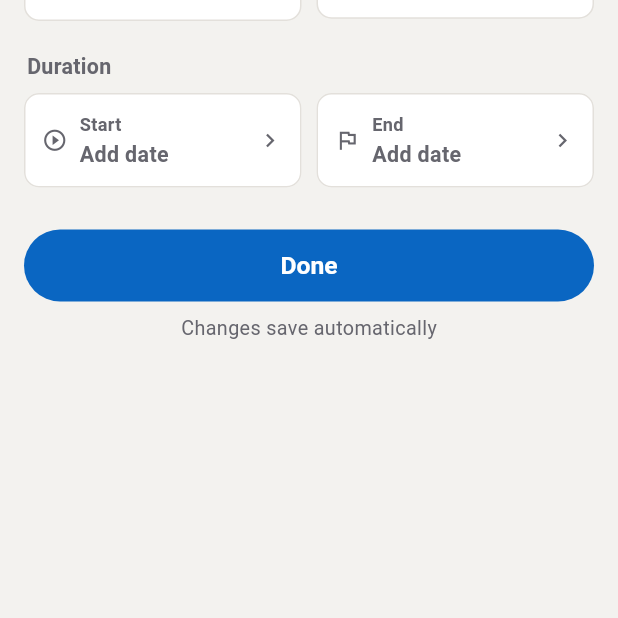
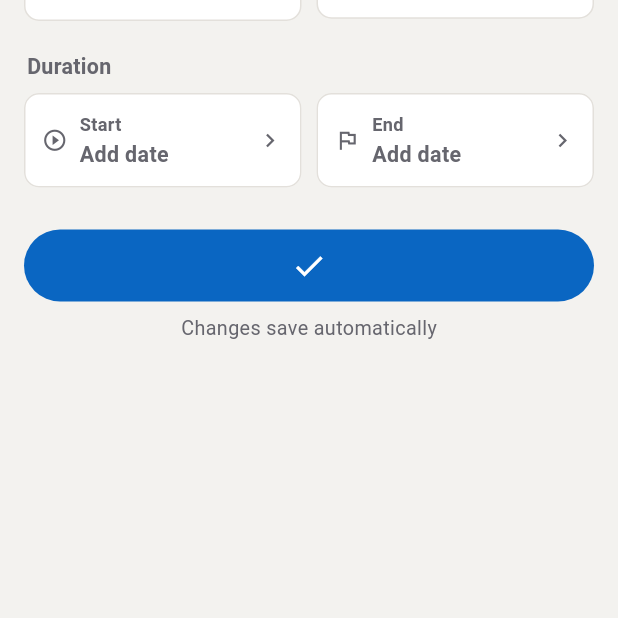
Before and after one commit to danilabogomolov1983/net_kidd_habitizer2, a Flutter app: the screen it shows after launch, after a tap on the "add" icon, on a phone screen of 412 x 824 dp, the part 618-1236 px from its top. Run offline on Flutter 3.47's test engine with Material 3 defaults, Android fonts, the phone set to English and light mode, and no system bars; our stand-ins replace equatable, flutter_riverpod, sqflite, sqflite_common_ffi, sqflite_common_ffi_web; accounts and stored records are empty.

Commit message:
feat: LinkedIn-style UI redesign with dark mode, feed filters, insights dashboard and icon-only actions

```diff
--- a/lib/features/habit/presentation/pages/habit_parameter_detail_page.dart
+++ b/lib/features/habit/presentation/pages/habit_parameter_detail_page.dart
@@ -339,9 +339,15 @@ class _DetailState extends ConsumerState<HabitParameterDetailPage> {
             ],
 
             const SizedBox(height: 28),
-            FilledButton(
-              onPressed: () => Navigator.pop(context),
-              child: const Text('Done'),
+            Tooltip(
+              message: 'Done',
+              child: FilledButton(
+                onPressed: () => Navigator.pop(context),
+                style: FilledButton.styleFrom(
+                  minimumSize: const Size(64, 48),
+                ),
+                child: const Icon(Icons.check, size: 24),
+              ),
             ),
             const SizedBox(height: 8),
             Center(
--- a/lib/features/habit/presentation/pages/habit_parameter_list_page.dart
+++ b/lib/features/habit/presentation/pages/habit_parameter_list_page.dart
@@ -25,9 +25,15 @@ final class HabitParameterListPage extends ConsumerWidget {
     final query = ref.watch(searchQueryProvider);
     final filter = ref.watch(habitFeedFilterProvider);
 
-    return Column(
+    return Scaffold(
+      backgroundColor: Colors.transparent,
+      body: Column(
         children: [
-        _FeedHeader(query: query, onQueryChanged: (v) => ref.read(searchQueryProvider.notifier).state = v),
+          _FeedHeader(
+            query: query,
+            onQueryChanged: (v) =>
+                ref.read(searchQueryProvider.notifier).state = v,
+          ),
           Expanded(
             child: async.when(
               loading: () => const Center(child: CircularProgressIndicator()),
@@ -35,9 +41,10 @@ final class HabitParameterListPage extends ConsumerWidget {
                 icon: Icons.cloud_off_outlined,
                 title: 'Couldn\'t load your habits',
                 subtitle: '$err',
-              action: FilledButton(
+                action: IconButton.filled(
                   onPressed: notifier.load,
-                child: const Text('Try again'),
+                  tooltip: 'Try again',
+                  icon: const Icon(Icons.refresh),
                 ),
               ),
               data: (list) {
@@ -47,9 +54,11 @@ final class HabitParameterListPage extends ConsumerWidget {
 
                 final filtered = list
                     .where(filter.accepts)
-                  .where((h) => h.description
-                      .toLowerCase()
-                      .contains(query.trim().toLowerCase()))
+                    .where(
+                      (h) => h.description.toLowerCase().contains(
+                        query.trim().toLowerCase(),
+                      ),
+                    )
                     .toList();
 
                 return Column(
@@ -67,20 +76,28 @@ final class HabitParameterListPage extends ConsumerWidget {
                               title: 'No matches',
                               subtitle:
                                   'Nothing fits this filter${query.trim().isEmpty ? '' : ' and search'}. Try a different combination.',
-                            action: OutlinedButton(
+                              action: IconButton.outlined(
                                 onPressed: () {
-                                ref.read(searchQueryProvider.notifier).state = '';
+                                  ref.read(searchQueryProvider.notifier).state =
+                                      '';
                                   ref
                                       .read(habitFeedFilterProvider.notifier)
-                                    .state = HabitFeedFilter.all;
+                                      .state = HabitFeedFilter
+                                      .all;
                                 },
-                              child: const Text('Clear filters'),
+                                tooltip: 'Clear filters',
+                                icon: const Icon(Icons.filter_alt_off),
                               ),
                             )
                           : RefreshIndicator(
                               onRefresh: () async => notifier.load(),
                               child: ListView.separated(
-                              padding: const EdgeInsets.fromLTRB(12, 10, 12, 12),
+                                padding: const EdgeInsets.fromLTRB(
+                                  12,
+                                  10,
+                                  12,
+                                  96,
+                                ),
                                 itemCount: filtered.length,
                                 separatorBuilder: (_, _) =>
                                     const SizedBox(height: 8),
@@ -89,7 +106,8 @@ final class HabitParameterListPage extends ConsumerWidget {
                                   return HabitParameterCard(
                                     param: p,
                                     onTap: () => _pushDetail(context, param: p),
-                                  onEdit: () => _pushDetail(context, param: p),
+                                    onEdit: () =>
+                                        _pushDetail(context, param: p),
                                     onDelete: () => notifier.delete(p.id),
                                   );
                                 },
@@ -102,14 +120,21 @@ final class HabitParameterListPage extends ConsumerWidget {
             ),
           ),
         ],
+      ),
+      // Primary creation action — floats over the shell's bottom bar,
+      // right-aligned (Material's standard FAB position).
+      floatingActionButtonLocation: FloatingActionButtonLocation.endFloat,
+      floatingActionButton: FloatingActionButton(
+        onPressed: () => _pushDetail(context),
+        tooltip: 'New habit',
+        child: const Icon(Icons.add, size: 26),
+      ),
     );
   }
 
   void _pushDetail(BuildContext context, {HabitParameter? param}) {
     Navigator.of(context).push(
-      MaterialPageRoute(
-        builder: (_) => HabitParameterDetailPage(param: param),
-      ),
+      MaterialPageRoute(builder: (_) => HabitParameterDetailPage(param: param)),
     );
   }
 }
@@ -155,10 +180,12 @@ final class _FeedHeader extends StatelessWidget {
                   isDense: true,
                   filled: true,
                   fillColor: palette.searchFill,
-                  prefixIcon: Icon(Icons.search,
-                      size: 20, color: palette.mutedText),
-                  prefixIconConstraints:
-                      const BoxConstraints(minWidth: 40),
+                  prefixIcon: Icon(
+                    Icons.search,
+                    size: 20,
+                    color: palette.mutedText,
+                  ),
+                  prefixIconConstraints: const BoxConstraints(minWidth: 40),
                   suffixIcon: query.isEmpty
                       ? null
                       : IconButton(
@@ -167,8 +194,7 @@ final class _FeedHeader extends StatelessWidget {
                           tooltip: 'Clear search',
                           onPressed: () => onQueryChanged(''),
                         ),
-                  suffixIconConstraints:
-                      const BoxConstraints(minWidth: 36),
+                  suffixIconConstraints: const BoxConstraints(minWidth: 36),
                   contentPadding: const EdgeInsets.symmetric(vertical: 10),
                   border: OutlineInputBorder(
                     borderRadius: BorderRadius.circular(24),
@@ -281,8 +307,10 @@ final class _FilterPill extends StatelessWidget {
               if (count > 0) ...[
                 const SizedBox(width: 5),
                 Container(
-                  padding:
-                      const EdgeInsets.symmetric(horizontal: 6, vertical: 1),
+                  padding: const EdgeInsets.symmetric(
+                    horizontal: 6,
+                    vertical: 1,
+                  ),
                   decoration: BoxDecoration(
                     color: selected
                         ? scheme.onPrimary.withValues(alpha: 0.22)
@@ -319,7 +347,7 @@ final class _FeedEmpty extends StatelessWidget {
     final scheme = Theme.of(context).colorScheme;
 
     return ListView(
-      padding: const EdgeInsets.fromLTRB(12, 10, 12, 12),
+      padding: const EdgeInsets.fromLTRB(12, 10, 12, 96),
       children: [
         // LinkedIn-style "start a post" card.
         Container(
@@ -338,16 +366,18 @@ final class _FeedEmpty extends StatelessWidget {
                   color: scheme.primary.withValues(alpha: 0.12),
                   shape: BoxShape.circle,
                 ),
-                child: Icon(Icons.checklist_rtl,
-                    size: 30, color: scheme.primary),
+                child: Icon(
+                  Icons.checklist_rtl,
+                  size: 30,
+                  color: scheme.primary,
+                ),
               ),
               const SizedBox(height: 14),
               Text(
                 'Start tracking your first habit',
-                style: Theme.of(context)
-                    .textTheme
-                    .titleMedium
-                    ?.copyWith(fontWeight: FontWeight.w700),
+                style: Theme.of(
+                  context,
+                ).textTheme.titleMedium?.copyWith(fontWeight: FontWeight.w700),
                 textAlign: TextAlign.center,
               ),
               const SizedBox(height: 6),
@@ -361,13 +391,11 @@ final class _FeedEmpty extends StatelessWidget {
                 textAlign: TextAlign.center,
               ),
               const SizedBox(height: 18),
-              SizedBox(
-                width: double.infinity,
-                child: FilledButton.icon(
+              IconButton.filled(
                 onPressed: onCreate,
-                  icon: const Icon(Icons.add, size: 20),
-                  label: const Text('Create habit'),
-                ),
+                tooltip: 'Create habit',
+                icon: const Icon(Icons.add),
+                iconSize: 26,
               ),
             ],
           ),
--- a/lib/features/habit/presentation/widgets/habit_parameter_card.dart
+++ b/lib/features/habit/presentation/widgets/habit_parameter_card.dart
@@ -398,25 +398,14 @@ final class _ActionItem extends StatelessWidget {
   Widget build(BuildContext context) {
     final palette = context.habitizer;
     return Expanded(
-      child: InkWell(
-        onTap: onTap,
-        borderRadius: BorderRadius.circular(6),
-        child: Padding(
-          padding: const EdgeInsets.symmetric(vertical: 9),
-          child: Row(
-            mainAxisAlignment: MainAxisAlignment.center,
-            children: [
-              Icon(icon, size: 19, color: palette.mutedText),
-              const SizedBox(width: 6),
-              Text(
-                label,
-                style: TextStyle(
-                  fontSize: 12.5,
-                  fontWeight: FontWeight.w600,
-                  color: palette.mutedText,
-                ),
-              ),
-            ],
+      child: Tooltip(
+        message: label,
+        child: InkWell(
+          onTap: onTap,
+          borderRadius: BorderRadius.circular(6),
+          child: Padding(
+            padding: const EdgeInsets.symmetric(vertical: 10),
+            child: Icon(icon, size: 22, color: palette.mutedText),
           ),
         ),
       ),
--- a/lib/features/shell/presentation/pages/main_shell.dart
+++ b/lib/features/shell/presentation/pages/main_shell.dart
@@ -1,6 +1,5 @@
 import 'package:flutter/material.dart';
 import 'package:flutter_riverpod/flutter_riverpod.dart';
-import '../../../habit/presentation/pages/habit_parameter_detail_page.dart';
 import '../../../habit/presentation/pages/habit_parameter_list_page.dart';
 import '../../../profile/presentation/pages/profile_page.dart';
 import '../../../statistics/presentation/pages/statistics_page.dart';
@@ -29,40 +28,25 @@ class _MainShellState extends ConsumerState<MainShell> {
     ProfilePage(),
   ];
 
-  void _openCreate() {
-    Navigator.of(context).push(
-      MaterialPageRoute(builder: (_) => const HabitParameterDetailPage()),
-    );
-  }
-
   @override
   Widget build(BuildContext context) {
     return Scaffold(
-      body: IndexedStack(
-        index: _currentIndex,
-        children: _pages,
-      ),
+      body: IndexedStack(index: _currentIndex, children: _pages),
       bottomNavigationBar: _AppBottomBar(
         currentIndex: _currentIndex,
         onSelect: (i) => setState(() => _currentIndex = i),
-        onCreate: _openCreate,
       ),
     );
   }
 }
 
-/// LinkedIn-style bottom bar: icon+label tabs with the creation action
-/// elevated in the centre.
+/// LinkedIn-style bottom bar: three icon+label tabs. The primary creation
+/// action lives on the home tab as a FAB floating over this bar.
 final class _AppBottomBar extends StatelessWidget {
   final int currentIndex;
   final ValueChanged<int> onSelect;
-  final VoidCallback onCreate;
 
-  const _AppBottomBar({
-    required this.currentIndex,
-    required this.onSelect,
-    required this.onCreate,
-  });
+  const _AppBottomBar({required this.currentIndex, required this.onSelect});
 
   @override
   Widget build(BuildContext context) {
@@ -95,31 +79,6 @@ final class _AppBottomBar extends StatelessWidget {
                   label: 'Statistics',
                   selected: currentIndex == 1,
                   onTap: () => onSelect(1),
-                ),
-              ),
-              // Centre creation action — the "post" of this app.
-              Padding(
-                padding: const EdgeInsets.symmetric(horizontal: 10),
-                child: Tooltip(
-                  message: 'New habit',
-                  child: Material(
-                    color: Theme.of(context).colorScheme.primary,
-                    shape: const CircleBorder(),
-                    elevation: 2,
-                    shadowColor: Theme.of(context)
-                        .colorScheme
-                        .primary
-                        .withValues(alpha: 0.5),
-                    child: InkWell(
-                      onTap: onCreate,
-                      customBorder: const CircleBorder(),
-                      child: const SizedBox(
-                        width: 46,
-                        height: 46,
-                        child: Icon(Icons.add, color: Colors.white, size: 26),
-                      ),
-                    ),
-                  ),
                 ),
               ),
               Expanded(
--- a/lib/features/statistics/presentation/pages/statistics_page.dart
+++ b/lib/features/statistics/presentation/pages/statistics_page.dart
@@ -24,7 +24,11 @@ final class StatisticsPage extends ConsumerWidget {
         icon: Icons.cloud_off_outlined,
         title: 'Couldn\'t load insights',
         subtitle: '$err',
-        action: FilledButton(onPressed: notifier.load, child: const Text('Try again')),
+        action: IconButton.filled(
+          onPressed: notifier.load,
+          tooltip: 'Try again',
+          icon: const Icon(Icons.refresh),
+        ),
       ),
       data: (habits) {
         if (habits.isEmpty) {
--- a/lib/shared/theme/app_theme.dart
+++ b/lib/shared/theme/app_theme.dart
@@ -144,16 +144,19 @@ extension HabitizerThemeX on BuildContext {
 final themeModeProvider = StateProvider<ThemeMode>((ref) => ThemeMode.system);
 
 // ── ThemeData builders ───────────────────────────────────────
-ThemeData buildLightTheme() => _buildTheme(Brightness.light, HabitizerPalette.light);
+ThemeData buildLightTheme() =>
+    _buildTheme(Brightness.light, HabitizerPalette.light);
 
-ThemeData buildDarkTheme() => _buildTheme(Brightness.dark, HabitizerPalette.dark);
+ThemeData buildDarkTheme() =>
+    _buildTheme(Brightness.dark, HabitizerPalette.dark);
 
 ThemeData _buildTheme(Brightness brightness, HabitizerPalette palette) {
   final isLight = brightness == Brightness.light;
   final primary = isLight ? Brand.blue : Brand.blueLight;
   final onSurface = isLight ? const Color(0xFF1F1F23) : const Color(0xFFE7E9EA);
 
-  final scheme = ColorScheme.fromSeed(
+  final scheme =
+      ColorScheme.fromSeed(
         seedColor: Brand.blue,
         brightness: brightness,
       ).copyWith(
@@ -225,6 +228,12 @@ ThemeData _buildTheme(Brightness brightness, HabitizerPalette palette) {
         textStyle: const TextStyle(fontSize: 15, fontWeight: FontWeight.w700),
       ),
     ),
+    floatingActionButtonTheme: FloatingActionButtonThemeData(
+      backgroundColor: Brand.blue,
+      foregroundColor: Colors.white,
+      elevation: 3,
+      shape: RoundedRectangleBorder(borderRadius: BorderRadius.circular(20)),
+    ),
     textButtonTheme: TextButtonThemeData(
       style: TextButton.styleFrom(
         foregroundColor: primary,
@@ -256,16 +265,45 @@ ThemeData _buildTheme(Brightness brightness, HabitizerPalette palette) {
     ),
     progressIndicatorTheme: ProgressIndicatorThemeData(color: primary),
     textTheme: TextTheme(
-      headlineSmall: TextStyle(fontSize: 20, fontWeight: FontWeight.w700, color: onSurface, letterSpacing: -0.2),
-      titleLarge: TextStyle(fontSize: 18, fontWeight: FontWeight.w700, color: onSurface),
-      titleMedium: TextStyle(fontSize: 16, fontWeight: FontWeight.w600, color: onSurface),
-      titleSmall: TextStyle(fontSize: 14, fontWeight: FontWeight.w600, color: onSurface),
+      headlineSmall: TextStyle(
+        fontSize: 20,
+        fontWeight: FontWeight.w700,
+        color: onSurface,
+        letterSpacing: -0.2,
+      ),
+      titleLarge: TextStyle(
+        fontSize: 18,
+        fontWeight: FontWeight.w700,
+        color: onSurface,
+      ),
+      titleMedium: TextStyle(
+        fontSize: 16,
+        fontWeight: FontWeight.w600,
+        color: onSurface,
+      ),
+      titleSmall: TextStyle(
+        fontSize: 14,
+        fontWeight: FontWeight.w600,
+        color: onSurface,
+      ),
       bodyLarge: TextStyle(fontSize: 15, color: onSurface),
       bodyMedium: TextStyle(fontSize: 14, color: onSurface),
       bodySmall: TextStyle(fontSize: 12.5, color: palette.mutedText),
-      labelLarge: TextStyle(fontSize: 14, fontWeight: FontWeight.w600, color: onSurface),
-      labelMedium: TextStyle(fontSize: 12, fontWeight: FontWeight.w600, color: palette.mutedText),
-      labelSmall: TextStyle(fontSize: 11, fontWeight: FontWeight.w600, color: palette.mutedText),
+      labelLarge: TextStyle(
+        fontSize: 14,
+        fontWeight: FontWeight.w600,
+        color: onSurface,
+      ),
+      labelMedium: TextStyle(
+        fontSize: 12,
+        fontWeight: FontWeight.w600,
+        color: palette.mutedText,
+      ),
+      labelSmall: TextStyle(
+        fontSize: 11,
+        fontWeight: FontWeight.w600,
+        color: palette.mutedText,
+      ),
     ),
   );
 }
```
Also changed, not shown: 3 other files. Lines whose indentation alone changed are shown as unchanged.
